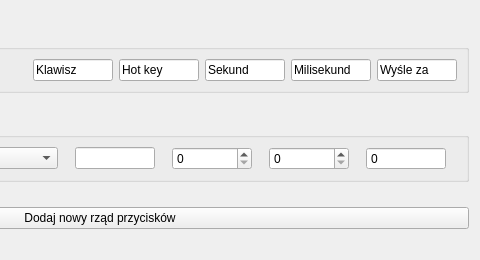
Above: OknoBot.ui from MBuczma/QtBot before the change; both pictures show x 280 to 760 and y 0 to 260 of the 760 by 260 pixel window. Below: the same form after it.
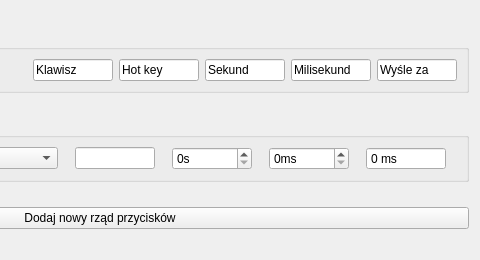
That is the form after the change.

Diff of the .ui file:
```diff
--- a/OknoBot.ui
+++ b/OknoBot.ui
@@ -492,6 +492,15 @@
           <height>16777215</height>
          </size>
         </property>
+        <property name="showGroupSeparator" stdset="0">
+         <bool>false</bool>
+        </property>
+        <property name="suffix">
+         <string>s</string>
+        </property>
+        <property name="maximum">
+         <number>9999</number>
+        </property>
        </widget>
       </item>
       <item>
@@ -514,6 +523,12 @@
           <height>16777215</height>
          </size>
         </property>
+        <property name="suffix">
+         <string>ms</string>
+        </property>
+        <property name="maximum">
+         <number>999</number>
+        </property>
        </widget>
       </item>
       <item>
@@ -542,6 +557,12 @@
         <property name="buttonSymbols">
          <enum>QAbstractSpinBox::NoButtons</enum>
         </property>
+        <property name="showGroupSeparator" stdset="0">
+         <bool>true</bool>
+        </property>
+        <property name="suffix">
+         <string> ms</string>
+        </property>
         <property name="maximum">
          <number>999999</number>
         </property>
```
Left out of the diff: 2 changed lines with no effect on the pictures.
